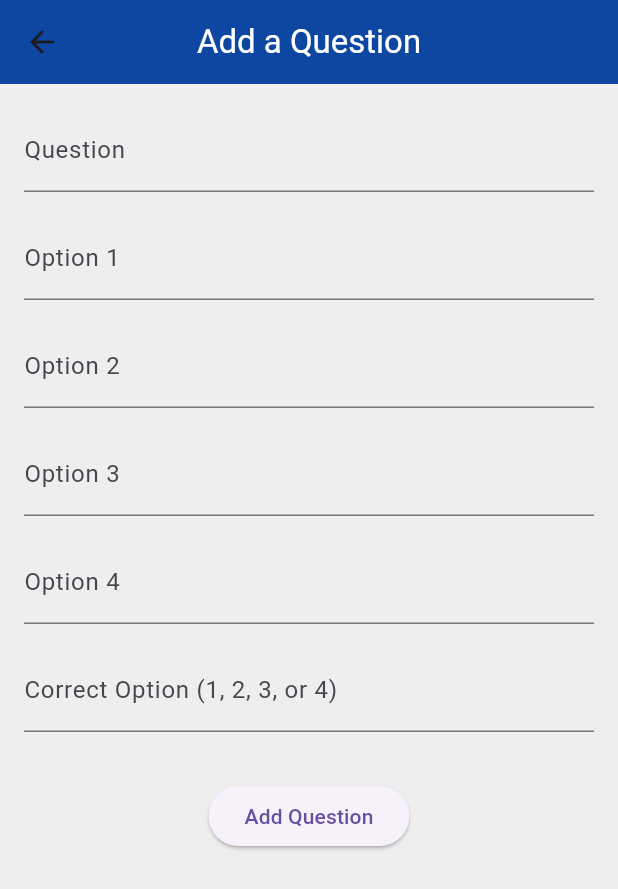
After one commit to Abdullah-Ellahi/Quiz_App, a Flutter app: the screen it shows after launch, after a tap on the "add" icon, on a phone screen of 412 x 824 dp. The commit adds this screen. Shown: the top 889 px of the screen. Run offline on Flutter 3.47's test engine with Material 3 defaults, Android fonts, the phone set to English and light mode, and no system bars; our stand-ins replace cloud_firestore, connectivity_plus, cool_alert, flutter_spinkit, get; accounts and stored records are empty; network calls fail.

Commit message:
added the add question  page, but work not completed yet.

```diff
--- a/lib/main.dart
+++ b/lib/main.dart
@@ -1,7 +1,7 @@
 import 'package:flutter/material.dart';
 import 'package:get/get_navigation/src/root/get_material_app.dart';
 import 'package:flashcard/controller/dependency_injection.dart';
-import 'package:flashcard/pages/choose_location.dart';
+import 'package:flashcard/pages/add_question.dart';
 import 'package:flashcard/pages/home.dart';
 import 'package:flashcard/pages/loading.dart';
 
@@ -12,7 +12,7 @@ void main() {
     routes: {
       '/': (context) => Loading(),
       '/home': (context) => Home(),
-      '/location': (context) => ChooseLocation(),
+      '/add_question': (context) => AddQuestion(),
     },
   ));
 }
@@ -20,4 +20,4 @@ Widget loadingBuilder(BuildContext context) => Loading();
 
 Widget homeBuilder(BuildContext context) => Home();
 
-Widget chooseLocationBuilder(BuildContext context) => ChooseLocation();
+Widget chooseLocationBuilder(BuildContext context) => AddQuestion();
--- /dev/null
+++ b/lib/pages/add_question.dart
@@ -0,0 +1,111 @@
+import 'package:flutter/material.dart';
+import 'package:cloud_firestore/cloud_firestore.dart';
+import 'package:cool_alert/cool_alert.dart';
+import 'package:flashcard/services/Question.dart';
+
+class AddQuestion extends StatefulWidget {
+  const AddQuestion({Key? key}) : super(key: key);
+
+  @override
+  _AddQuestionState createState() => _AddQuestionState();
+}
+
+class _AddQuestionState extends State<AddQuestion> {
+  final _questionController = TextEditingController();
+  final _option1Controller = TextEditingController();
+  final _option2Controller = TextEditingController();
+  final _option3Controller = TextEditingController();
+  final _option4Controller = TextEditingController();
+  final _correctOptionController = TextEditingController();
+
+  // Function to add question to Firebase
+  void _addQuestionToFirebase() async {
+    // Get a Firestore instance
+    final FirebaseFirestore _firestore = FirebaseFirestore.instance;
+
+    // Create a Question object
+    Question question = Question(
+      _questionController.text,
+      _option1Controller.text,
+      _option2Controller.text,
+      _option3Controller.text,
+      _option4Controller.text,
+      int.parse(_correctOptionController.text),
+    );
+
+    // Add the question data to the 'questions' collection in Firebase
+    await _firestore.collection('questions').add(question.toJson());
+
+    // Show success alert
+    CoolAlert.show(
+      context: context,
+      type: CoolAlertType.success,
+      text: 'Question added successfully!',
+      onConfirmBtnTap: () {
+        // You can add further actions after the user closes the alert
+        // For example, navigate back to the previous screen.
+        Navigator.pop(context);
+      },
+    );
+  }
+
+  @override
+  Widget build(BuildContext context) {
+    return Scaffold(
+      resizeToAvoidBottomInset: false,
+      backgroundColor: Colors.grey[200],
+      appBar: AppBar(
+        backgroundColor: Colors.blue[900],
+        title: Text(
+          'Add a Question',
+          style: TextStyle(color: Colors.white),
+        ),
+        centerTitle: true,
+        elevation: 0,
+      ),
+      body: Padding(
+        padding: const EdgeInsets.all(16.0),
+        child: SingleChildScrollView(
+          child: Column(
+            children: [
+              TextFormField(
+                controller: _questionController,
+                decoration: InputDecoration(labelText: 'Question'),
+              ),
+              SizedBox(height: 16),
+              TextFormField(
+                controller: _option1Controller,
+                decoration: InputDecoration(labelText: 'Option 1'),
+              ),
+              SizedBox(height: 16),
+              TextFormField(
+                controller: _option2Controller,
+                decoration: InputDecoration(labelText: 'Option 2'),
+              ),
+              SizedBox(height: 16),
+              TextFormField(
+                controller: _option3Controller,
+                decoration: InputDecoration(labelText: 'Option 3'),
+              ),
+              SizedBox(height: 16),
+              TextFormField(
+                controller: _option4Controller,
+                decoration: InputDecoration(labelText: 'Option 4'),
+              ),
+              SizedBox(height: 16),
+              TextFormField(
+                controller: _correctOptionController,
+                decoration: InputDecoration(labelText: 'Correct Option (1, 2, 3, or 4)'),
+              ),
+              SizedBox(height: 32),
+              ElevatedButton(
+                onPressed: _addQuestionToFirebase,
+                child: Text('Add Question'),
+              ),
+            ],
+          ),
+        ),
+      ),
+    );
+  }
+}
--- a/lib/pages/home.dart
+++ b/lib/pages/home.dart
@@ -9,6 +9,7 @@ class Home extends StatefulWidget {
 }
 
 class _HomeState extends State<Home> {
+  Map data = {};
   int score = 0; // Variable to store the score
 
   // Function to handle the selection of an option
@@ -40,12 +41,23 @@ class _HomeState extends State<Home> {
   @override
   Widget build(BuildContext context) {
     return Scaffold(
+      resizeToAvoidBottomInset: false,
       appBar: AppBar(
+        actions: [
+          IconButton(
+            onPressed: (){
+              Navigator.pushNamed(context, '/add_question');
+            },
+            icon: Icon(Icons.add),
+            tooltip: "Add Question",
+          )
+        ],
         centerTitle: true,
         title: Text("Flashcard Quiz"),
         backgroundColor: Colors.amber,
       ),
-      body: Container(
+      body: SingleChildScrollView(
+        child: Container(
           decoration: BoxDecoration(
             border: Border.all(
               color: Colors.amber,
@@ -57,9 +69,6 @@ class _HomeState extends State<Home> {
           child: Padding(
             padding: const EdgeInsets.fromLTRB(20, 20, 20, 40),
             child: Column(
-            children: [
-              Column(
-                mainAxisAlignment: MainAxisAlignment.center,
               children: [
                 Container(
                   alignment: Alignment.center,
@@ -95,7 +104,6 @@ class _HomeState extends State<Home> {
                 ),
               ],
             ),
-            ],
           ),
         ),
       ),
--- /dev/null
+++ b/lib/services/Question.dart
@@ -0,0 +1,21 @@
+class Question{
+  late String question;
+  late String opt1;
+  late String opt2;
+  late String opt3;
+  late String opt4;
+  late int correct;
+
+  Question(this.question, this.opt1, this.opt2, this.opt3, this.opt4, this.correct);
+
+  toJson(){
+    return{
+      "Question" : question,
+      "Option1" : opt1,
+      "Option2" : opt2,
+      "Option3" : opt3,
+      "Option4" : opt4,
+      "Correct" : correct,
+    };
+  }
+}
--- a/pubspec.yaml
+++ b/pubspec.yaml
@@ -37,6 +37,8 @@ dependencies:
   cool_alert: ^2.0.0
   connectivity_plus: ^5.0.2
   get: ^4.6.6
+  firebase_core: ^2.25.5
+  cloud_firestore: ^4.5.0
 #  connectivity: ^3.0.6
   # The following adds the Cupertino Icons font to your application.
   # Use with the CupertinoIcons class for iOS style icons.
```
Also changed, not shown: lib/pages/choose_location.dart (deleted, +0 -110 lines), lib/services/QuizRepository.dart (added, +26 -0 lines), pubspec.lock, 4 other files. Lines whose indentation alone changed are shown as unchanged.
